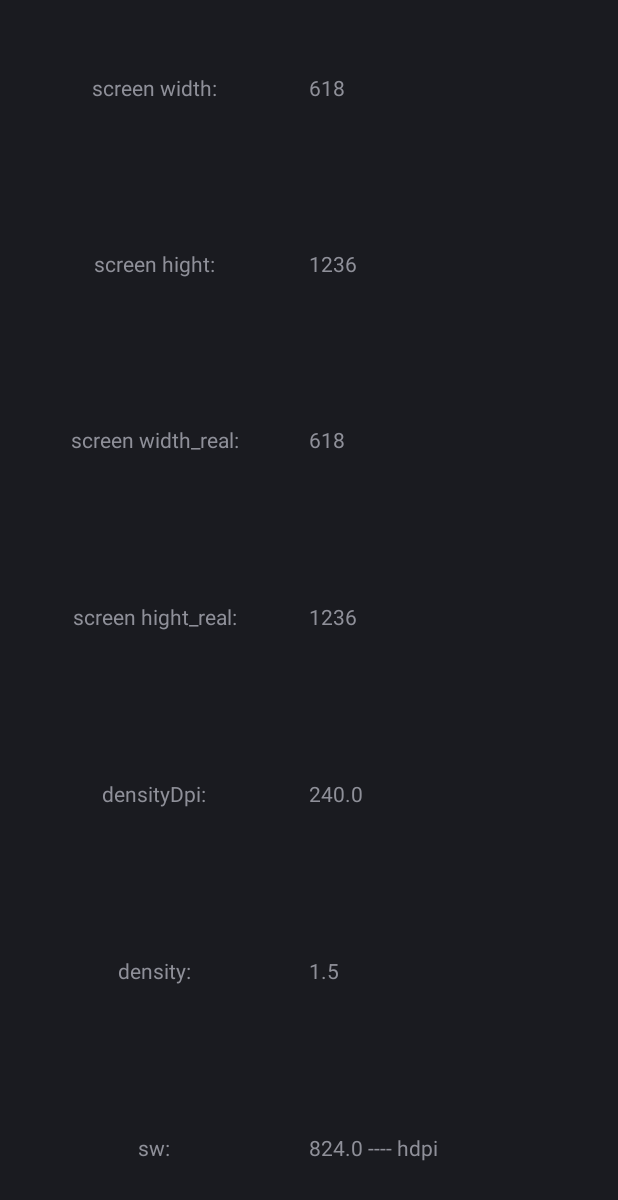
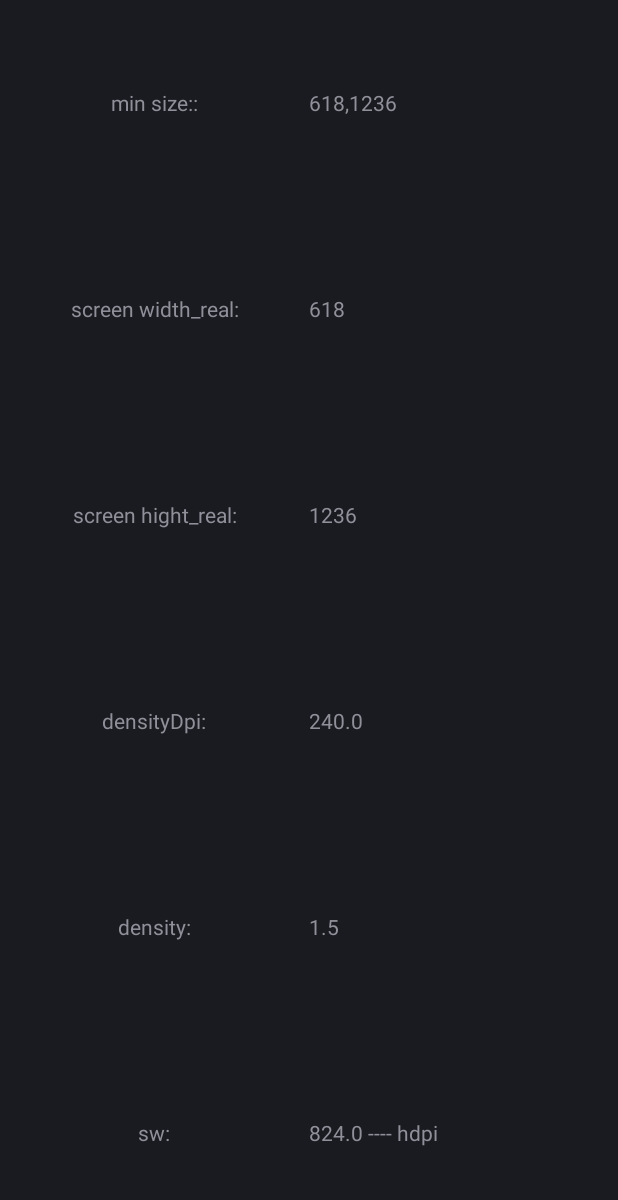
Before and after one commit to ShigerD/ScreenUtils, an Android app: the GetScreenParaAcitivity screen opened directly, with no data from a screen before it, on a phone screen of 412 x 824 dp. Shown: the top 1200 px of the screen. Run offline under Robolectric (Android 15) with nearby library versions, the phone set to English and light mode, and no system bars; 3 statements that could not run were skipped.

```diff
--- a/app/build.gradle
+++ b/app/build.gradle
@@ -17,6 +17,8 @@ android {
             proguardFiles getDefaultProguardFile('proguard-android.txt'), 'proguard-rules.pro'
         }
     }
+
+
 }
 
 dependencies {
--- a/app/src/main/java/com/android/tiger/screenmanager/GetScreenParaAcitivity.java
+++ b/app/src/main/java/com/android/tiger/screenmanager/GetScreenParaAcitivity.java
@@ -130,7 +130,7 @@ public class GetScreenParaAcitivity extends Activity {
         display.getCurrentSizeRange(smallestSize, largestSize);
         int minWidth=Math.min(smallestSize.x,smallestSize.y);
         int minHight=Math.min(largestSize.x,largestSize.y);
-        tv_screen_width.setText(String.valueOf(minWidth));
+        tv_screen_width.setText(String.valueOf(minWidth)+","+String.valueOf(minHight));
         tv_screen_hight.setText(String.valueOf(minHight));
         Log.w("smallestSize",smallestSize.toString());
         Log.w("largestSize",largestSize.toString());
--- a/app/src/main/res/layout/activity_getscreenpara.xml
+++ b/app/src/main/res/layout/activity_getscreenpara.xml
@@ -33,7 +33,8 @@
             android:layout_height="wrap_content"
             android:orientation="horizontal"
             android:layout_weight="1"
-            android:gravity="center">
+            android:gravity="center"
+            android:visibility="gone">
             <TextView
                 android:layout_width="match_parent"
                 android:layout_height="wrap_content"
--- a/app/src/main/res/values/strings.xml
+++ b/app/src/main/res/values/strings.xml
@@ -7,5 +7,5 @@
     <string name="screen_higth_real">screen hight_real:</string>
     <string name="screen_width_real">screen width_real:</string>
     <string name="screen_hight">screen hight:</string>
-    <string name="screen_width">screen width:</string>
+    <string name="screen_width">min size::</string>
 </resources>
```
Also changed, not shown: app/src/main/res/drawable-hdpi/ic_launcher_round.png (deleted), app/src/main/res/drawable-mdpi/ic_launcher_round.png, app/src/main/res/drawable-sw600dp-mdpi/ic_launcher_round.png (deleted), app/src/main/res/drawable-xhdpi/ic_launcher_round.png (deleted), build.gradle (line endings or trailing spaces), 2 other files.
